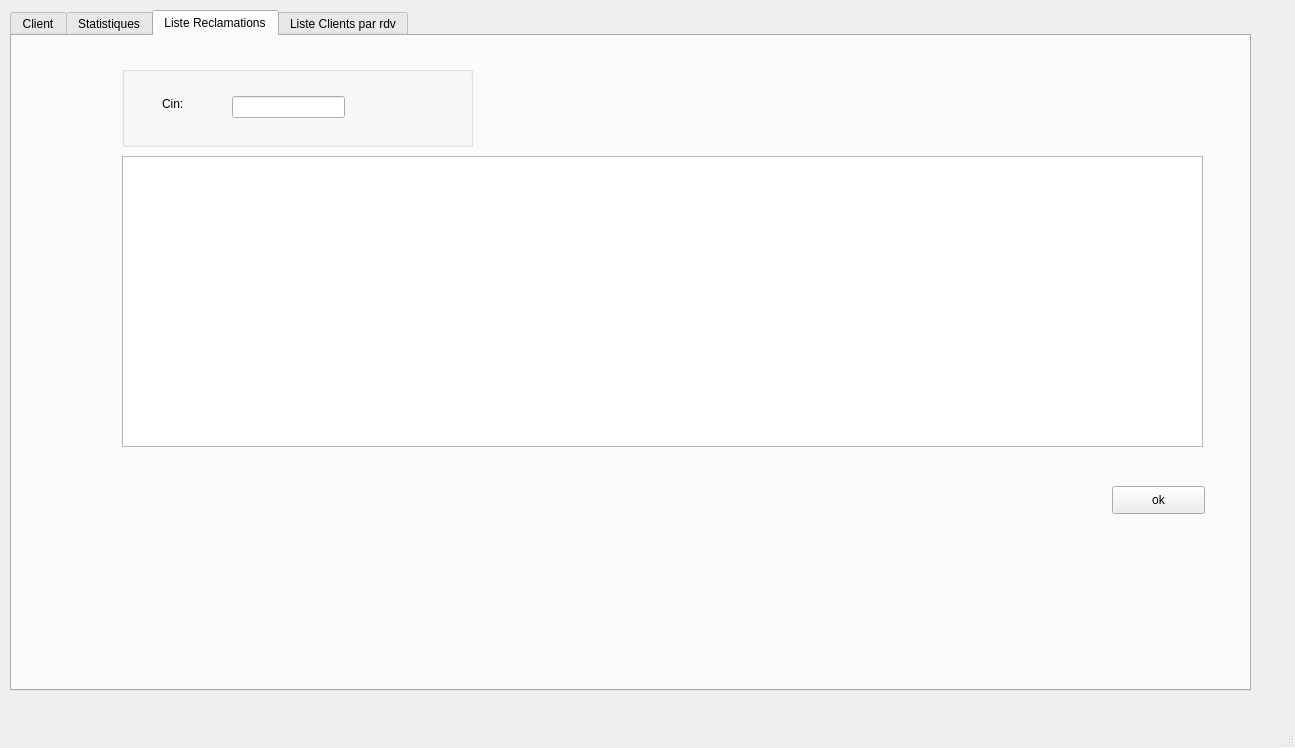
Above: mainwindow.ui from sirineghribi/SMART_RECRUITING_2A17 before the change. Below: the same form after it.
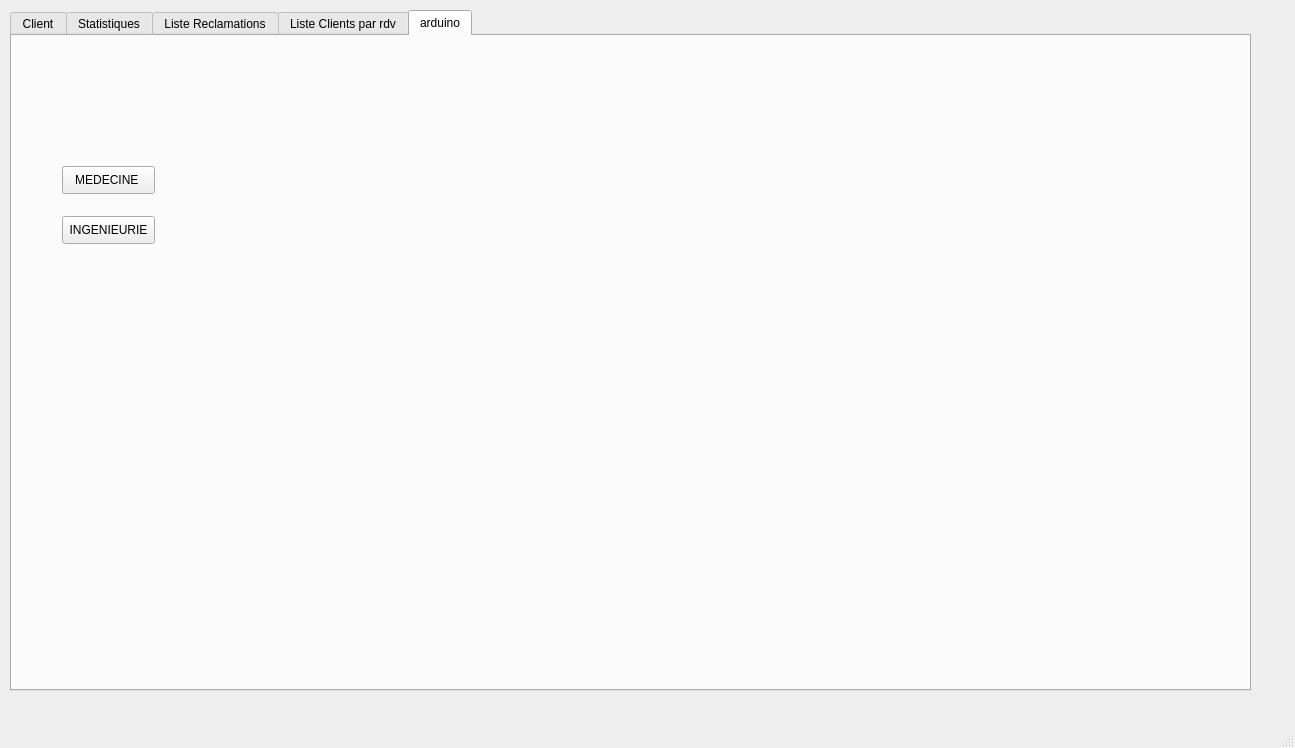
That is the form after the change. Icons and pictures are not drawn. Custom widgets are drawn as their Qt base class.

```diff
--- a/mainwindow.ui
+++ b/mainwindow.ui
@@ -24,7 +24,7 @@
      </rect>
     </property>
     <property name="currentIndex">
-     <number>2</number>
+     <number>4</number>
     </property>
     <widget class="QWidget" name="tab">
      <attribute name="title">
@@ -665,6 +665,37 @@
       </property>
      </widget>
     </widget>
+    <widget class="QWidget" name="tab_4">
+     <attribute name="title">
+      <string>arduino</string>
+     </attribute>
+     <widget class="QPushButton" name="bibi">
+      <property name="geometry">
+       <rect>
+        <x>50</x>
+        <y>130</y>
+        <width>93</width>
+        <height>28</height>
+       </rect>
+      </property>
+      <property name="text">
+       <string>MEDECINE </string>
+      </property>
+     </widget>
+     <widget class="QPushButton" name="ING">
+      <property name="geometry">
+       <rect>
+        <x>50</x>
+        <y>180</y>
+        <width>93</width>
+        <height>28</height>
+       </rect>
+      </property>
+      <property name="text">
+       <string>INGENIEURIE</string>
+      </property>
+     </widget>
+    </widget>
    </widget>
   </widget>
   <widget class="QMenuBar" name="menubar">
```
